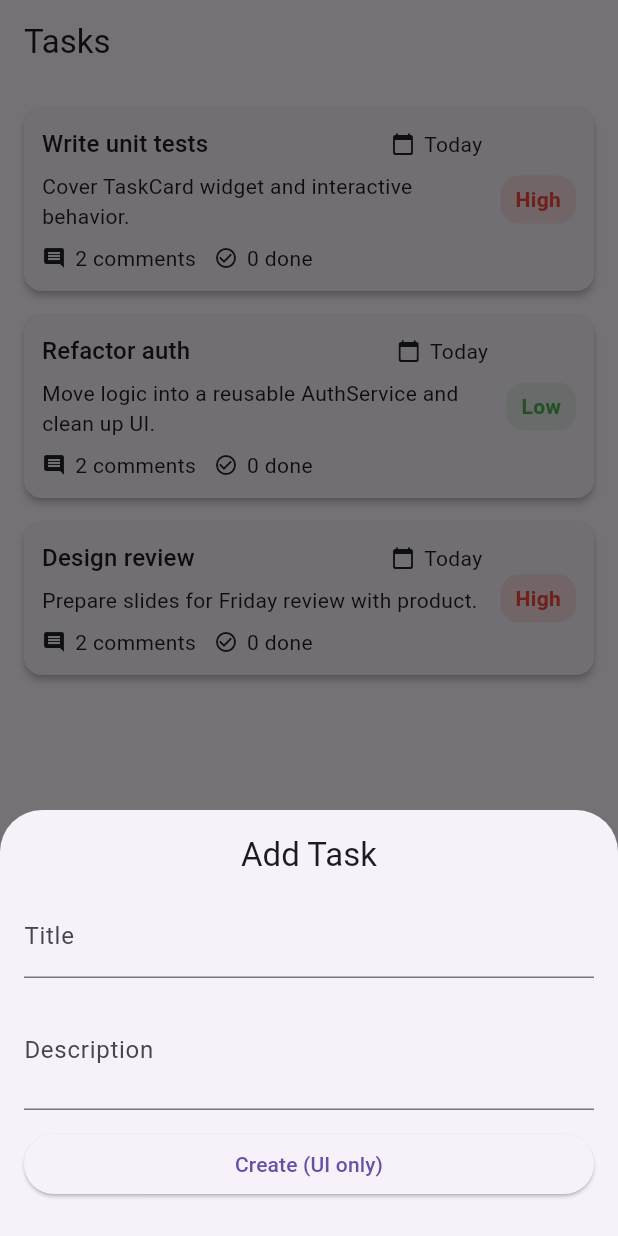
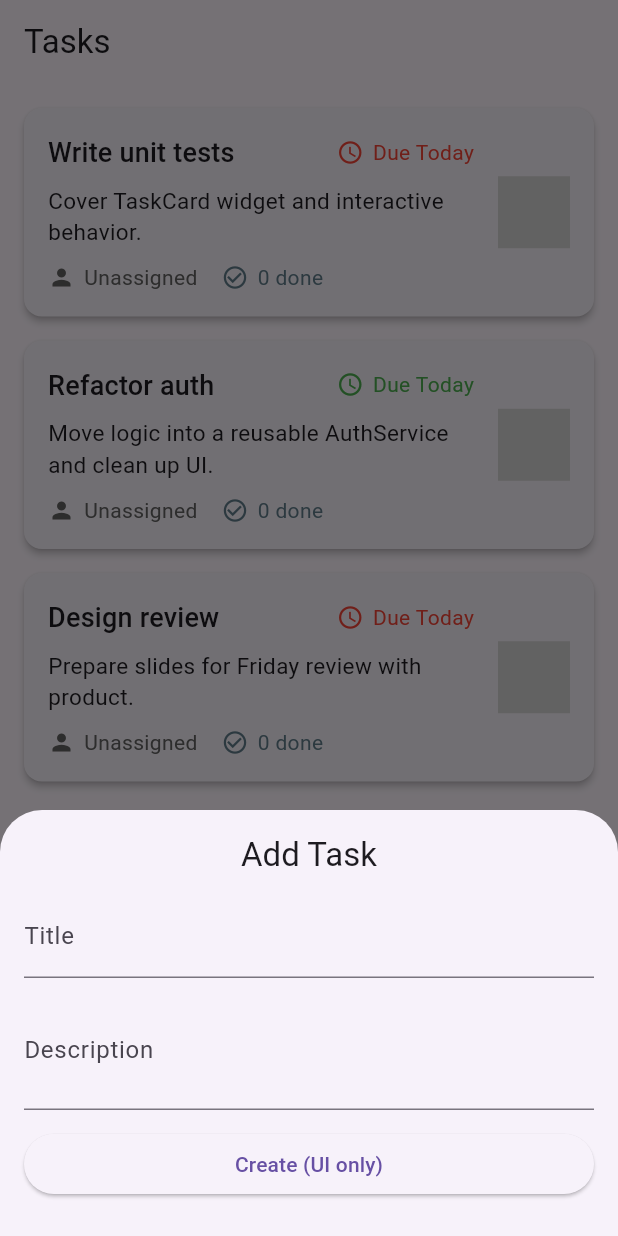
Before and after one commit to kkfhgsk1/ApplicationDEV, a Flutter app: the screen it shows after launch, after a tap on the "add" icon, on a phone screen of 412 x 824 dp. Run offline on Flutter 3.47's test engine with Material 3 defaults, Android fonts, the light colour scheme and no system bars; statements that could not run were skipped.

Commit message:
A: personalized IconLabel

```diff
--- a/lib/main.dart
+++ b/lib/main.dart
@@ -113,33 +113,57 @@
 
   @override
   Widget build(BuildContext context) {
+    final Color priorityColor = priority.toLowerCase() == 'high' ? Colors.red : Colors.green;
     return Card(
       elevation: 2,
       child: Padding(
-        padding: const EdgeInsets.all(12),
+        padding: const EdgeInsets.all(16), // Increased padding
         child: Row(
           children: [
             Expanded(
-              child: Column(crossAxisAlignment: CrossAxisAlignment.start, children: [
+              child: Column(
+                crossAxisAlignment: CrossAxisAlignment.start,
+                children: [
                   Row(
                     children: [
-                    Expanded(child: Text(title, style:
-Theme.of(context).textTheme.titleMedium)),
-                    // small hint to show composition: IconLabel can be reused elsewhere
-                    IconLabel(icon: Icons.calendar_today_rounded, label: 'Today'),
+                      Expanded(
+                        child: Text(
+                          title,
+                          style: Theme.of(context).textTheme.titleMedium?.copyWith(fontSize: 18), // Larger font
+                        )
+                      ),
+                      IconLabel(
+                        icon: Icons.access_time,
+                        label: 'Due Today',
+                        color: priorityColor,
+                      ),
                     ],
                   ),
-                const SizedBox(height: 6),
-                Text(description, maxLines: 2, overflow: TextOverflow.ellipsis),
                   const SizedBox(height: 8),
+                  Text(
+                    description,
+                    maxLines: 2,
+                    overflow: TextOverflow.ellipsis,
+                    style: Theme.of(context).textTheme.bodyMedium?.copyWith(fontSize: 15),
+                  ),
+                  const SizedBox(height: 10),
                   Row(children: [
-                  IconLabel(icon: Icons.comment, label: '2 comments'),
-                  const SizedBox(width: 12),
-                  IconLabel(icon: Icons.check_circle_outline, label: '0 done'),
+                    IconLabel(
+                      icon: Icons.person,
+                      label: 'Unassigned',
+                      color: Colors.grey[700],
+                    ),
+                    const SizedBox(width: 16),
+                    IconLabel(
+                      icon: Icons.check_circle_outline,
+                      label: '0 done',
+                      color: Colors.blueGrey,
+                    ),
                   ]),
-              ]),
+                ]
               ),
-            const SizedBox(width: 12),
+            ),
+            const SizedBox(width: 16),
             _PriorityBadge(priority: priority),
           ],
         ),
@@ -160,7 +184,7 @@
     return Container(
       padding: const EdgeInsets.symmetric(horizontal: 10, vertical: 6),
       decoration: BoxDecoration(color: _color.withOpacity(0.12), borderRadius:
-BorderRadius.circular(12)),
+BorderRadius.circular(12)), r
       child: Text(priority, style: TextStyle(color: _color, fontWeight:
 FontWeight.w600)),
     );
@@ -173,15 +197,22 @@
 class IconLabel extends StatelessWidget {
   final IconData icon;
   final String label;
-  const IconLabel({super.key, required this.icon, required this.label});
+  final Color? color; // Optional color parameter
+  const IconLabel({super.key, required this.icon, required this.label, this.color});
 
   @override
   Widget build(BuildContext context) {
     return Row(
       children: [
-        Icon(icon, size: 16),
+        Icon(icon, size: 18, color: color),
         const SizedBox(width: 6),
-        Text(label, style: Theme.of(context).textTheme.bodyMedium),
+        Text(
+          label,
+          style: Theme.of(context).textTheme.bodyMedium?.copyWith(
+            color: color,
+            fontSize: 14,
+          ),
+        ),
       ],
     );
   }
```
Lines whose indentation alone changed are shown as unchanged.
